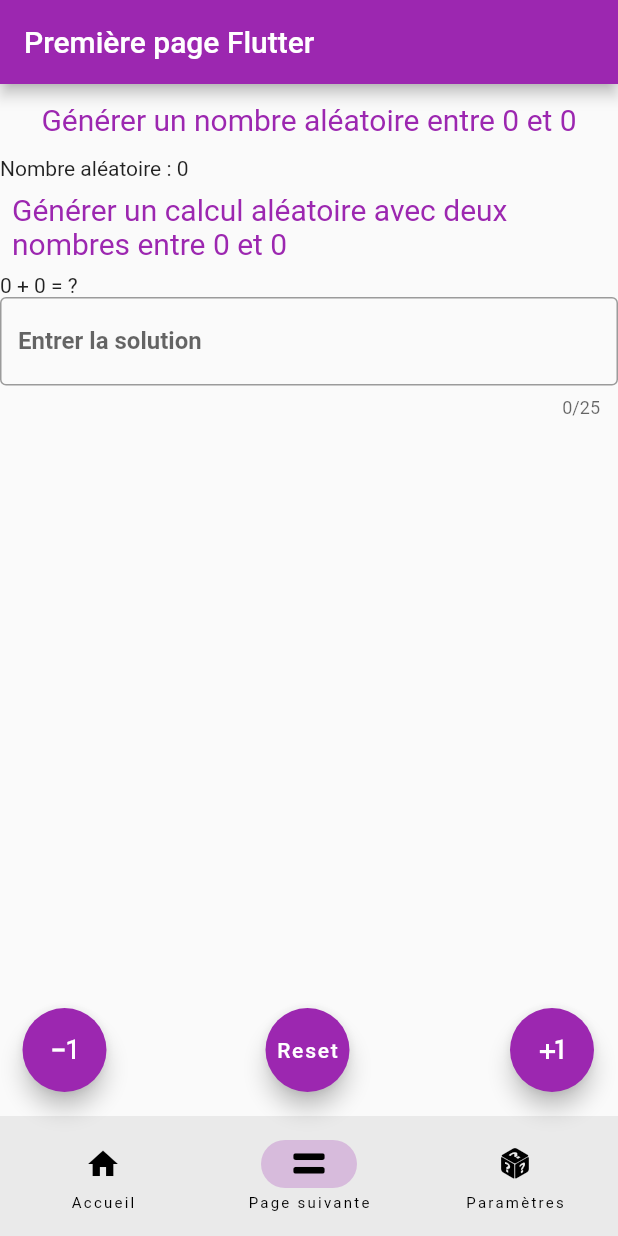
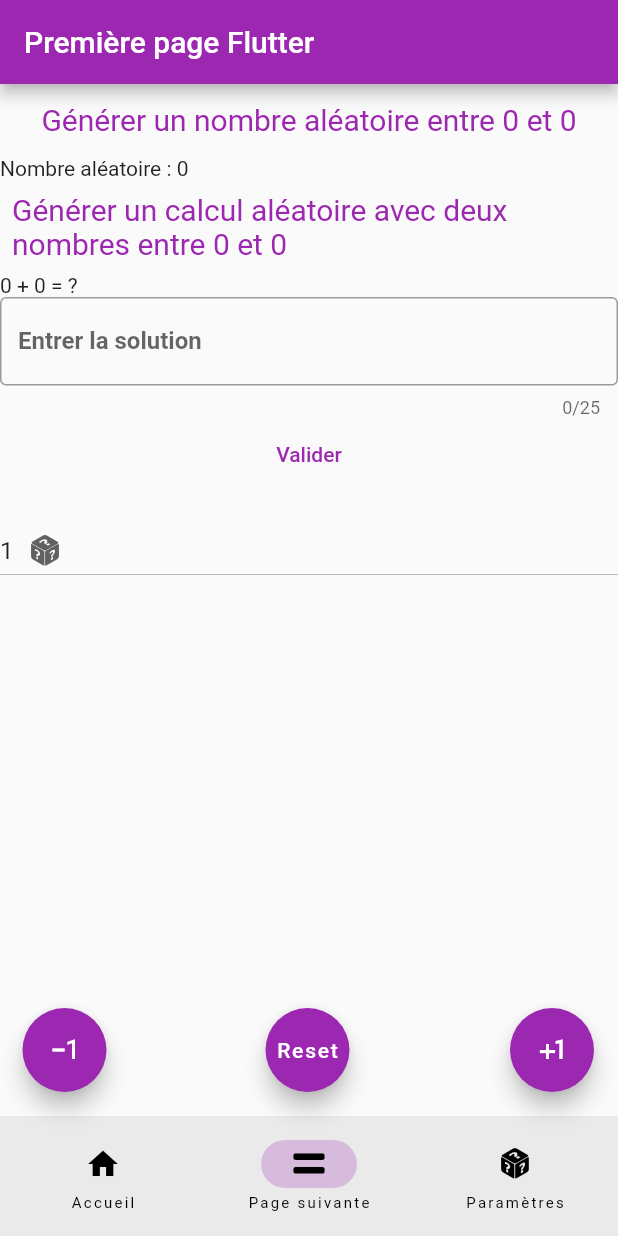
Before and after one commit to YaelBusser/flutter_initiation, a Flutter app: the screen it shows after launch, item 2 of the bottom bar chosen, on a phone screen of 412 x 824 dp. Run offline on Flutter 3.47's test engine with Material 2 defaults, Android fonts, the phone set to English and light mode, and no system bars; network calls fail.

Commit message:
TP4 finit

```diff
--- a/lib/main.dart
+++ b/lib/main.dart
@@ -17,15 +17,6 @@ class MyApp extends StatelessWidget {
       title: 'Découverte de Flutter',
       debugShowCheckedModeBanner: false,
       theme: ThemeData(
-        // This is the theme of your application.
-        //
-        // Try running your application with "flutter run". You'll see the
-        // application has a blue toolbar. Then, without quitting the app, try
-        // changing the primarySwatch below to Colors.green and then invoke
-        // "hot reload" (press "r" in the console where you ran "flutter run",
-        // or simply save your changes to "hot reload" in a Flutter IDE).
-        // Notice that the counter didn't reset back to zero; the application
-        // is not restarted.
         primarySwatch: Colors.purple,
       ),
       home: const MyHomePage(title: 'Première page Flutter'),
@@ -35,15 +26,6 @@ class MyApp extends StatelessWidget {
 
 class MyHomePage extends StatefulWidget {
   const MyHomePage({super.key, required this.title});
-
-  // This widget is the home page of your application. It is stateful, meaning
-  // that it has a State object (defined below) that contains fields that affect
-  // how it looks.
-
-  // This class is the configuration for the state. It holds the values (in this
-  // case the title) provided by the parent (in this case the App widget) and
-  // used by the build method of the State. Fields in a Widget subclass are
-  // always marked "final".
 
   final String title;
 
@@ -90,13 +72,10 @@ class _MyHomePageState extends State<MyHomePage> {
   int currentPageIndex = 0;
   int _randomNumber1 = 0;
   int _randomNumber2 = 0;
+  String _result = "";
+  int _valueInt = 0;
   void _incrementCounter() {
     setState(() {
-      // This call to setState tells the Flutter framework that something has
-      // changed in this State, which causes it to rerun the build method below
-      // so that the display can reflect the updated values. If we changed
-      // _counter without calling setState(), then the build method would not be
-      // called again, and so nothing would appear to happen.
       _counter++;
     });
   }
@@ -128,18 +107,22 @@ class _MyHomePageState extends State<MyHomePage> {
     });
   }
 
+  void _showToast(BuildContext context, String _message) {
+    final scaffold = ScaffoldMessenger.of(context);
+    scaffold.showSnackBar(
+      SnackBar(
+        content: Text(_message),
+      ),
+    );
+  }
+
+  List<String> listDeValeur = List.generate(20, (i) => (i + 1).toString());
+  int _valueDropDown = 1;
+
   @override
   Widget build(BuildContext context) {
-    // This method is rerun every time setState is called, for instance as done
-    // by the _incrementCounter method above.
-    //
-    // The Flutter framework has been optimized to make rerunning build methods
-    // fast, so that you can just rebuild anything that needs updating rather
-    // than having to individually change instances of widgets.
     return Scaffold(
       appBar: AppBar(
-        // Here we take the value from the MyHomePage object that was created by
-        // the App.build method, and use it to set our appbar title.
         title: Text(widget.title),
       ),
       body: <Widget>[
@@ -200,7 +183,43 @@ class _MyHomePageState extends State<MyHomePage> {
                     labelText: 'Entrer la solution',
                     hintText: 'Entrer un nombre',
                     border: OutlineInputBorder()),
+                onChanged: (value) {
+                  setState(() {
+                    _valueInt = int.parse(value);
+                  });
+                },
               ),
+              TextButton(
+                onPressed: (() {
+                  setState(() {
+                    if (_valueInt == (_randomNumber1 + _randomNumber2)) {
+                      _result = "Bravo !";
+                      _showToast(context, "Bravo !");
+                    } else {
+                      _result = "Le résultat est incorrect !";
+                      _showToast(context, "Le résultat est incorrect !");
+                    }
+                  });
+                }),
+                child: Text('Valider'),
+              ),
+              Text("$_result"),
+              DropdownButton(
+                  icon: Icon(MyFlutterApp.perspective_dice_random),
+                  value: _valueDropDown.toString(),
+                  items: listDeValeur
+                      .map<DropdownMenuItem<String>>((String value) {
+                    return DropdownMenuItem<String>(
+                      value: value,
+                      child: Text(value),
+                    );
+                  }).toList(),
+                  onChanged: ((value) {
+                    setState(() {
+                      _valueDropDown = int.parse(value!);
+                      _counter = int.parse(value);
+                    });
+                  }))
             ],
           ),
         ),
```
